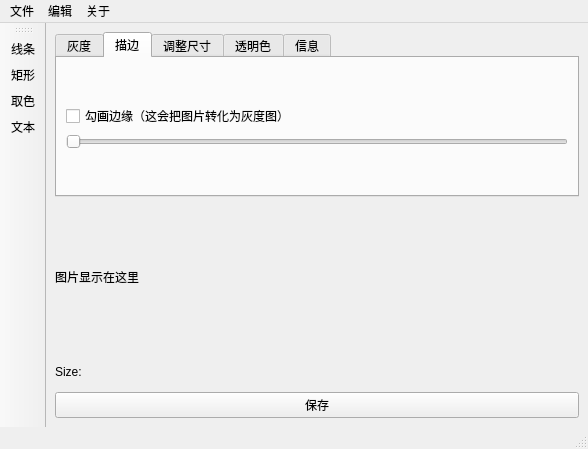
This is ImgMargin.ui in NumbNutN/aUnfinishedImageEditTool as Qt 5 draws it before an edit. The edited form follows.
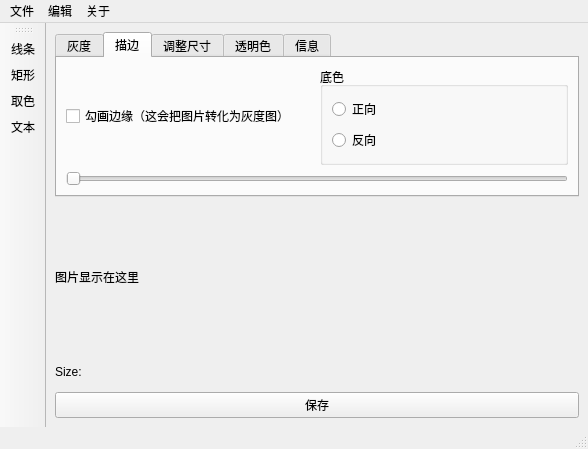
This is the edited form. The open tabs and pages were chosen to show the change.

Commit message:
(Image Edit Tool)Update for a new function to detect and draw the margin of an image
- Add a new function to find and draw margin of a image
- In the code implements the given function, the instance of the share Class SI [SIobj] turn back to the class itself again, in order to better realize the goal to split up the code implementing different function

```diff
--- a/ImgMargin.ui
+++ b/ImgMargin.ui
@@ -16,7 +16,7 @@
   <widget class="QWidget" name="centralwidget">
    <layout class="QVBoxLayout" name="verticalLayout_12">
     <item>
-     <layout class="QVBoxLayout" name="verticalLayout_9" stretch="1,5,1,1">
+     <layout class="QVBoxLayout" name="verticalLayout_9" stretch="0,5,1,1">
       <item>
        <widget class="QTabWidget" name="tabWidgetFunction">
         <property name="sizePolicy">
@@ -59,23 +59,52 @@
          </attribute>
          <layout class="QVBoxLayout" name="verticalLayout_11">
           <item>
-           <layout class="QVBoxLayout" name="verticalLayout_7">
+           <layout class="QHBoxLayout" name="horizontalLayout_8">
             <item>
-             <widget class="QCheckBox" name="checkBox_9">
+             <widget class="QCheckBox" name="cBoxCvtMargin">
               <property name="text">
                <string>勾画边缘（这会把图片转化为灰度图）</string>
               </property>
              </widget>
             </item>
             <item>
-             <widget class="QSlider" name="horizontalSlider_14">
-              <property name="orientation">
-               <enum>Qt::Horizontal</enum>
+             <widget class="QGroupBox" name="groupBox">
+              <property name="title">
+               <string>底色</string>
               </property>
+              <layout class="QVBoxLayout" name="verticalLayout_7">
+               <item>
+                <widget class="QRadioButton" name="radioButtonPositive">
+                 <property name="text">
+                  <string>正向</string>
+                 </property>
+                 <attribute name="buttonGroup">
+                  <string notr="true">bGroupMarginBackground</string>
+                 </attribute>
+                </widget>
+               </item>
+               <item>
+                <widget class="QRadioButton" name="radioButtonNagetive">
+                 <property name="text">
+                  <string>反向</string>
+                 </property>
+                 <attribute name="buttonGroup">
+                  <string notr="true">bGroupMarginBackground</string>
+                 </attribute>
+                </widget>
+               </item>
+              </layout>
              </widget>
             </item>
            </layout>
           </item>
+          <item>
+           <widget class="QSlider" name="sliderMarginAdjustStrength">
+            <property name="orientation">
+             <enum>Qt::Horizontal</enum>
+            </property>
+           </widget>
+          </item>
          </layout>
         </widget>
         <widget class="QWidget" name="tabResize">
```
Left out of the diff: 3 changed lines with no effect on the pictures. The commit also changes 6 other files.
